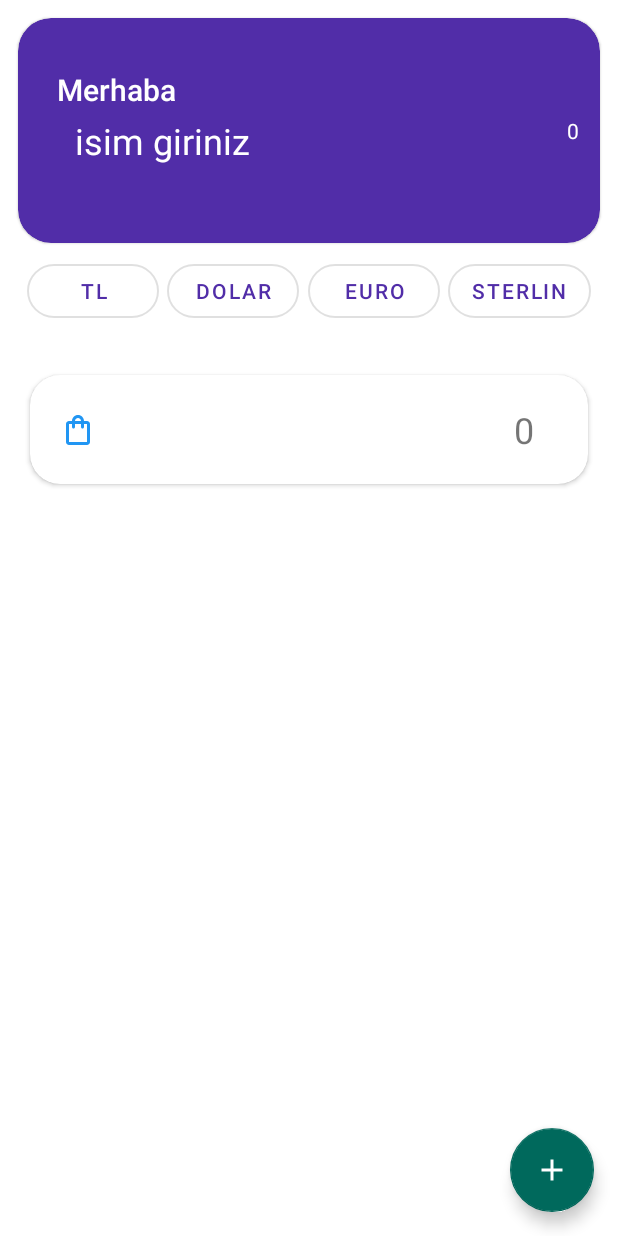
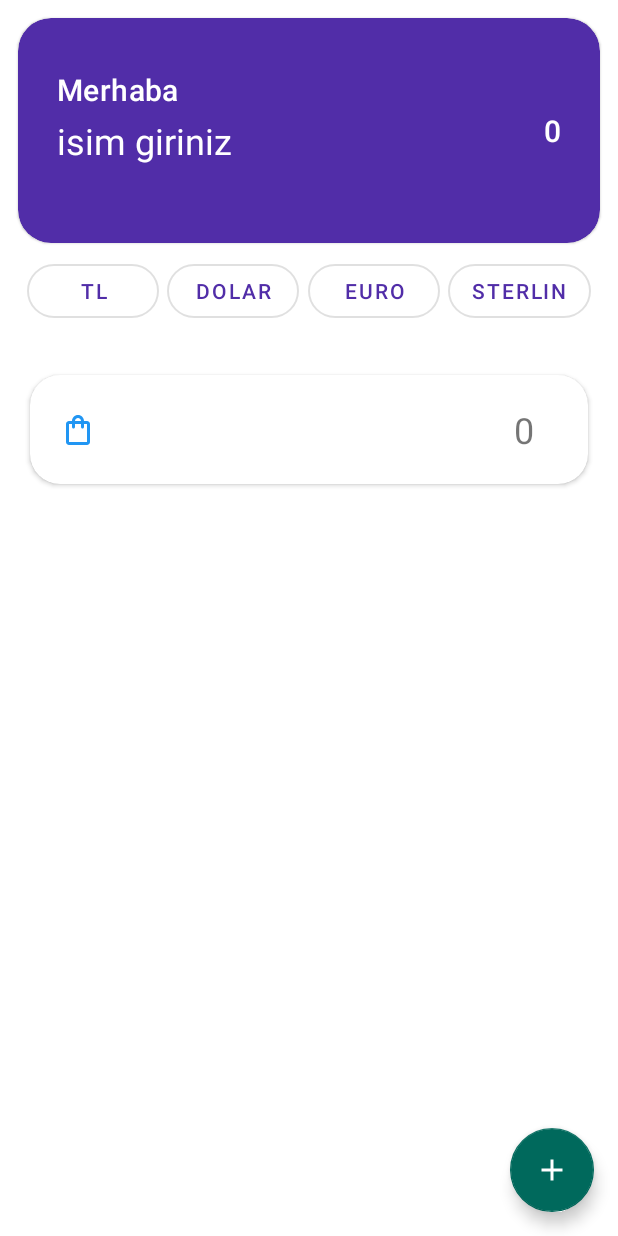
Before and after one commit to onurfeyyaz/moneymanager-android-bootcamp-project, an Android app: the HomeFragment screen opened through its navigation route, on a phone screen of 412 x 824 dp. Run offline under Robolectric (Android 15) with nearby library versions, the phone set to English and light mode, and no system bars; our stand-ins replace Room's generated code, data binding; 1 statement that could not run was skipped.

Commit message:
Design İyileştirmeleri (Fragmentlere ScrollView Ekleme(yatay ekran için)) & Some fixes

```diff
--- a/app/src/main/java/com/feyyazonur/moneymanager/HarcamalarAdapter.kt
+++ b/app/src/main/java/com/feyyazonur/moneymanager/HarcamalarAdapter.kt
@@ -6,6 +6,7 @@ import androidx.navigation.findNavController
 import androidx.recyclerview.widget.RecyclerView
 import com.feyyazonur.moneymanager.fragments.HomeFragmentDirections
 import com.feyyazonur.moneymanager.model.Harcama
+import kotlinx.android.synthetic.main.fragment_home.view.*
 import kotlinx.android.synthetic.main.harcamalar_item_view.view.*
 
 class HarcamalarAdapter : RecyclerView.Adapter<HarcamalarViewHolder>() {
--- a/app/src/main/java/com/feyyazonur/moneymanager/fragments/HomeFragment.kt
+++ b/app/src/main/java/com/feyyazonur/moneymanager/fragments/HomeFragment.kt
@@ -53,11 +53,9 @@ class HomeFragment : Fragment() {
         }
 
         binding.whoIsButton.setOnClickListener {
-            //findNavController().navigate(R.id.action_homeFragment_to_isimFragment)
             val action = HomeFragmentDirections.actionHomeFragmentToİsimFragment(binding.whoIsButton.text.toString())
             findNavController().navigate(action)
         }
-
         binding.floatingActionButton.setOnClickListener {
             findNavController().navigate(R.id.action_homeFragment_to_harcamaEkleFragment)
         }
--- a/app/src/main/res/drawable/ic_outline_home_24.xml
+++ b/app/src/main/res/drawable/ic_outline_home_24.xml
@@ -1,5 +1,10 @@
-<vector android:height="24dp" android:tint="#FF9800"
-    android:viewportHeight="24" android:viewportWidth="24"
-    android:width="24dp" xmlns:android="http://schemas.android.com/apk/res/android">
-    <path android:fillColor="@android:color/white" android:pathData="M12,5.69l5,4.5V18h-2v-6H9v6H7v-7.81l5,-4.5M12,3L2,12h3v8h6v-6h2v6h6v-8h3L12,3z"/>
+<vector xmlns:android="http://schemas.android.com/apk/res/android"
+    android:width="24dp"
+    android:height="24dp"
+    android:tint="@color/ic_background_secondary"
+    android:viewportWidth="24"
+    android:viewportHeight="24">
+    <path
+        android:fillColor="@android:color/white"
+        android:pathData="M12,5.69l5,4.5V18h-2v-6H9v6H7v-7.81l5,-4.5M12,3L2,12h3v8h6v-6h2v6h6v-8h3L12,3z" />
 </vector>
--- a/app/src/main/res/drawable/ic_outline_receipt_long_24.xml
+++ b/app/src/main/res/drawable/ic_outline_receipt_long_24.xml
@@ -1,9 +1,22 @@
-<vector android:height="24dp" android:tint="#673AB7"
-    android:viewportHeight="24" android:viewportWidth="24"
-    android:width="24dp" xmlns:android="http://schemas.android.com/apk/res/android">
-    <path android:fillColor="@android:color/white" android:pathData="M19.5,3.5L18,2l-1.5,1.5L15,2l-1.5,1.5L12,2l-1.5,1.5L9,2L7.5,3.5L6,2v14H3v3c0,1.66 1.34,3 3,3h12c1.66,0 3,-1.34 3,-3V2L19.5,3.5zM15,20H6c-0.55,0 -1,-0.45 -1,-1v-1h10V20zM19,19c0,0.55 -0.45,1 -1,1s-1,-0.45 -1,-1v-3H8V5h11V19z"/>
-    <path android:fillColor="@android:color/white" android:pathData="M9,7h6v2h-6z"/>
-    <path android:fillColor="@android:color/white" android:pathData="M16,7h2v2h-2z"/>
-    <path android:fillColor="@android:color/white" android:pathData="M9,10h6v2h-6z"/>
-    <path android:fillColor="@android:color/white" android:pathData="M16,10h2v2h-2z"/>
+<vector xmlns:android="http://schemas.android.com/apk/res/android"
+    android:width="24dp"
+    android:height="24dp"
+    android:tint="@color/ic_launcher_background"
+    android:viewportWidth="24"
+    android:viewportHeight="24">
+    <path
+        android:fillColor="@android:color/white"
+        android:pathData="M19.5,3.5L18,2l-1.5,1.5L15,2l-1.5,1.5L12,2l-1.5,1.5L9,2L7.5,3.5L6,2v14H3v3c0,1.66 1.34,3 3,3h12c1.66,0 3,-1.34 3,-3V2L19.5,3.5zM15,20H6c-0.55,0 -1,-0.45 -1,-1v-1h10V20zM19,19c0,0.55 -0.45,1 -1,1s-1,-0.45 -1,-1v-3H8V5h11V19z" />
+    <path
+        android:fillColor="@android:color/white"
+        android:pathData="M9,7h6v2h-6z" />
+    <path
+        android:fillColor="@android:color/white"
+        android:pathData="M16,7h2v2h-2z" />
+    <path
+        android:fillColor="@android:color/white"
+        android:pathData="M9,10h6v2h-6z" />
+    <path
+        android:fillColor="@android:color/white"
+        android:pathData="M16,10h2v2h-2z" />
 </vector>
--- a/app/src/main/res/layout/fragment_home.xml
+++ b/app/src/main/res/layout/fragment_home.xml
@@ -38,7 +38,7 @@
 
                     <com.google.android.material.textview.MaterialTextView
                         android:id="@+id/merhaba_textview"
-                        style="@style/TextAppearance.AppCompat.Title"
+                        style="?attr/textAppearanceHeadline6"
                         android:layout_width="wrap_content"
                         android:layout_height="wrap_content"
                         android:layout_marginStart="16dp"
@@ -50,10 +50,9 @@
 
                     <com.google.android.material.textview.MaterialTextView
                         android:id="@+id/who_is_button"
-                        style="@style/TextAppearance.AppCompat.Headline"
+                        style="?attr/textAppearanceHeadline5"
                         android:layout_width="wrap_content"
                         android:layout_height="wrap_content"
-                        android:layout_marginStart="12dp"
                         android:layout_marginTop="4dp"
                         android:text="@string/isminizi_giriniz"
                         android:textColor="@color/white"
@@ -62,9 +61,12 @@
 
                     <com.google.android.material.textview.MaterialTextView
                         android:id="@+id/toplam_harcanan_tv"
+                        style="?attr/textAppearanceHeadline6"
                         android:layout_width="wrap_content"
-                        android:layout_height="wrap_content"
-                        android:layout_marginEnd="4dp"
+                        android:layout_height="match_parent"
+                        android:padding="16dp"
+                        android:gravity="center"
+                        android:text="@string/sample_tutar"
                         android:textColor="@color/white"
                         app:layout_constraintBottom_toBottomOf="parent"
                         app:layout_constraintEnd_toEndOf="parent"
--- a/app/src/main/res/values/strings.xml
+++ b/app/src/main/res/values/strings.xml
@@ -31,4 +31,5 @@
     <string name="kira">Kira</string>
     <string name="diger">Diğer</string>
     <string name="sil">Sil</string>
+    <string name="sample_tutar">12345 TL</string>
 </resources>
```
Also changed, not shown: app/src/main/res/layout/fragment_harcama_detay.xml (+29 -9 lines), app/src/main/res/layout/fragment_harcama_ekle.xml (+9 -4 lines), app/src/main/res/layout/fragment_isim.xml (+6 -2 lines).
